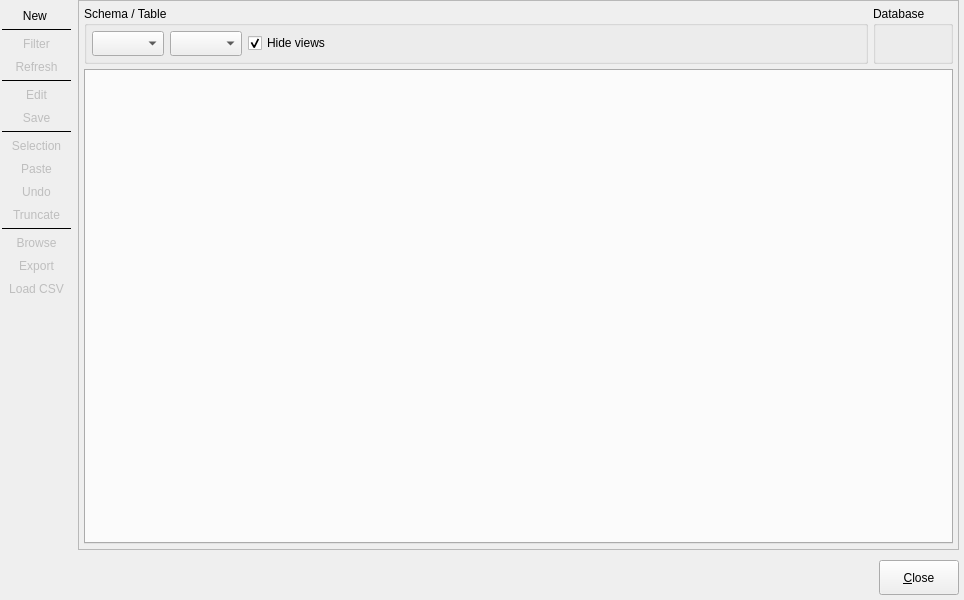
This is libs/libgui/ui/tools/datahandlingform.ui in arichiardi/pgmodeler as Qt 5 draws it before an edit. The edited form follows.
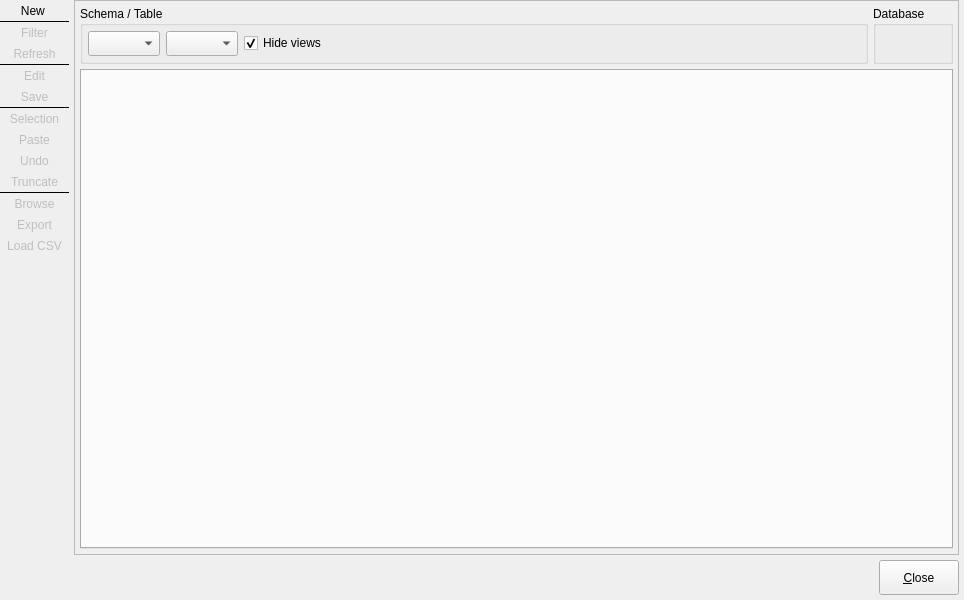
This is the edited form. Icons and pictures are not drawn.

Commit message: Finished the UI adjustments in DataHandlingForm

Patch:
```diff
--- a/libs/libgui/ui/tools/datahandlingform.ui
+++ b/libs/libgui/ui/tools/datahandlingform.ui
@@ -54,7 +54,7 @@
       <number>5</number>
      </property>
      <property name="topMargin">
-      <number>5</number>
+      <number>0</number>
      </property>
      <property name="rightMargin">
       <number>0</number>
@@ -171,22 +171,19 @@
      </property>
      <layout class="QGridLayout" name="gridLayout_9">
       <property name="leftMargin">
-       <number>2</number>
+       <number>0</number>
       </property>
       <property name="topMargin">
-       <number>5</number>
+       <number>0</number>
       </property>
       <property name="rightMargin">
-       <number>2</number>
+       <number>0</number>
       </property>
       <property name="bottomMargin">
-       <number>5</number>
+       <number>0</number>
       </property>
-      <property name="horizontalSpacing">
-       <number>5</number>
-      </property>
-      <property name="verticalSpacing">
-       <number>2</number>
+      <property name="spacing">
+       <number>0</number>
       </property>
       <item row="3" column="0">
        <widget class="QToolButton" name="refresh_tb">
@@ -278,6 +275,18 @@
       </item>
       <item row="6" column="0">
        <widget class="Line" name="separator1_ln">
+        <property name="minimumSize">
+         <size>
+          <width>0</width>
+          <height>1</height>
+         </size>
+        </property>
+        <property name="maximumSize">
+         <size>
+          <width>16777215</width>
+          <height>1</height>
+         </size>
+        </property>
         <property name="frameShadow">
          <enum>QFrame::Shadow::Plain</enum>
         </property>
@@ -332,6 +341,18 @@
       </item>
       <item row="1" column="0">
        <widget class="Line" name="separator_ln">
+        <property name="minimumSize">
+         <size>
+          <width>0</width>
+          <height>1</height>
+         </size>
+        </property>
+        <property name="maximumSize">
+         <size>
+          <width>16777215</width>
+          <height>1</height>
+         </size>
+        </property>
         <property name="frameShadow">
          <enum>QFrame::Shadow::Plain</enum>
         </property>
@@ -490,6 +511,18 @@
       </item>
       <item row="12" column="0">
        <widget class="Line" name="separator2_ln">
+        <property name="minimumSize">
+         <size>
+          <width>0</width>
+          <height>1</height>
+         </size>
+        </property>
+        <property name="maximumSize">
+         <size>
+          <width>16777215</width>
+          <height>1</height>
+         </size>
+        </property>
         <property name="frameShadow">
          <enum>QFrame::Shadow::Plain</enum>
         </property>
@@ -679,6 +712,18 @@
       </item>
       <item row="24" column="0">
        <widget class="Line" name="separator3_ln">
+        <property name="minimumSize">
+         <size>
+          <width>0</width>
+          <height>1</height>
+         </size>
+        </property>
+        <property name="maximumSize">
+         <size>
+          <width>16777215</width>
+          <height>1</height>
+         </size>
+        </property>
         <property name="frameShadow">
          <enum>QFrame::Shadow::Plain</enum>
         </property>
```
The commit also changes 5 other files.
